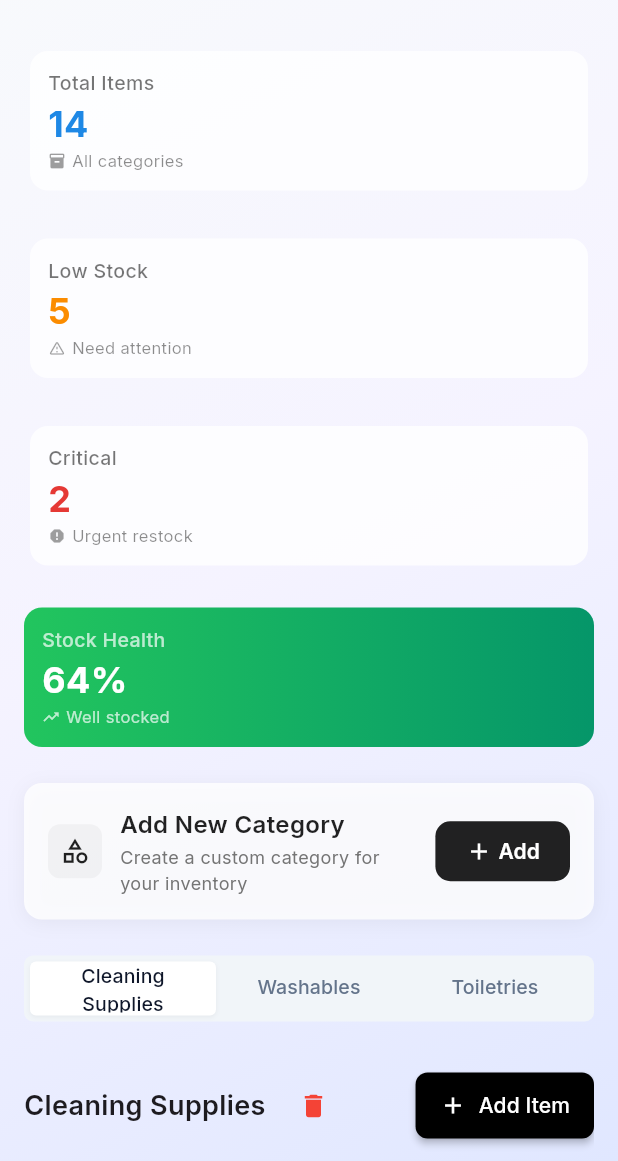
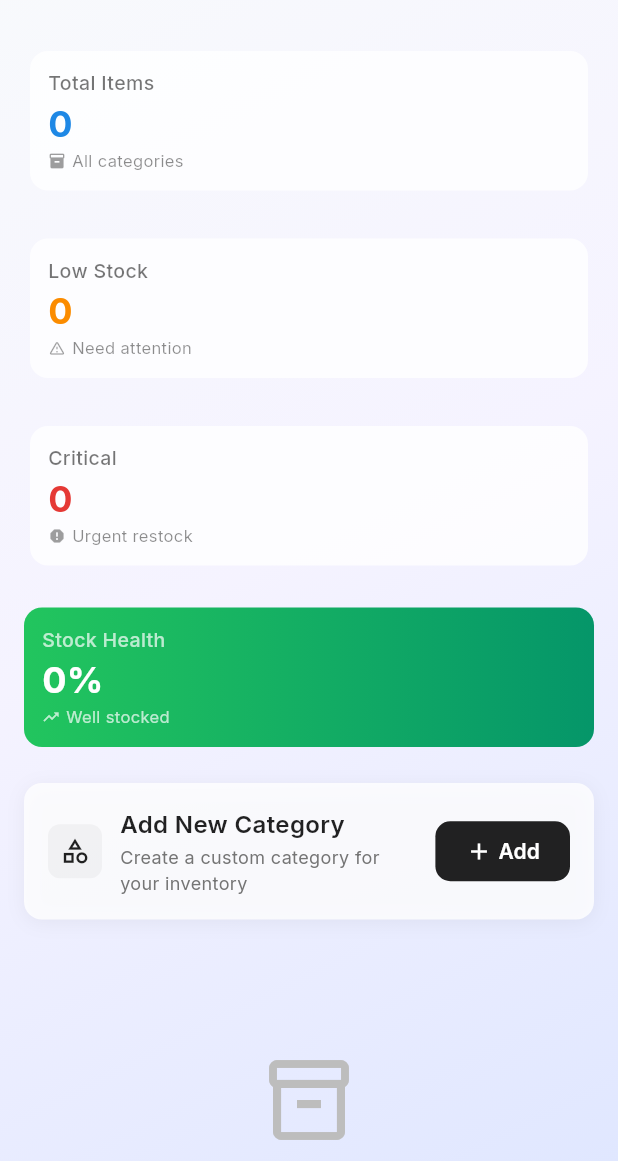
Before and after one commit to delgadjp/Raven-Nest, a Flutter app: the InventoryScreen screen opened by its route, on a phone screen of 412 x 824 dp, the part 75-1236 px from its top. Run offline on Flutter 3.47's test engine with Material 3 defaults, Android fonts, the phone set to English and light mode, and no system bars; our stand-ins replace fl_chart, go_router, google_fonts, supabase_flutter; accounts and stored records are empty.

Commit message:
feat: Update InventoryScreen and InventoryService to enhance inventory data loading and management

```diff
--- a/lib/constants/app_exports.dart
+++ b/lib/constants/app_exports.dart
@@ -89,3 +89,4 @@ export '/models/notification_model.dart';
 export '/services/supabase_service.dart';
 export '/services/dashboard_service.dart';
 export '/services/expenses_service.dart';
+export '/services/inventory_service.dart';
--- a/lib/screens/inventory_screen.dart
+++ b/lib/screens/inventory_screen.dart
@@ -25,12 +25,13 @@ class InventoryCategory {
 }
 
 class InventoryItem {
-  final int id;
+  final String id;
   final String name;
   final int quantity;
   final int minQuantity;
   final String unit;
   final String status; // 'good' | 'low' | 'critical'
+  final String categoryId;
 
   const InventoryItem({
     required this.id,
@@ -39,15 +40,17 @@ class InventoryItem {
     required this.minQuantity,
     required this.unit,
     required this.status,
+    required this.categoryId,
   });
 
   InventoryItem copyWith({
-    int? id,
+    String? id,
     String? name,
     int? quantity,
     int? minQuantity,
     String? unit,
     String? status,
+    String? categoryId,
   }) {
     return InventoryItem(
       id: id ?? this.id,
@@ -56,6 +59,7 @@ class InventoryItem {
       minQuantity: minQuantity ?? this.minQuantity,
       unit: unit ?? this.unit,
       status: status ?? this.status,
+      categoryId: categoryId ?? this.categoryId,
     );
   }
 }
@@ -68,44 +72,21 @@ class InventoryScreen extends StatefulWidget {
 }
 
 class _InventoryScreenState extends State<InventoryScreen> {
-  // Data organized by categories
-  List<InventoryCategory> categories = [
-    InventoryCategory(
-      id: 'cleaning',
-      name: 'Cleaning Supplies',
-      items: [
-        const InventoryItem(id: 1, name: 'All-Purpose Cleaner', quantity: 12, minQuantity: 5, unit: 'bottles', status: 'good'),
-        const InventoryItem(id: 2, name: 'Toilet Paper', quantity: 3, minQuantity: 8, unit: 'rolls', status: 'low'),
-        const InventoryItem(id: 3, name: 'Paper Towels', quantity: 15, minQuantity: 6, unit: 'rolls', status: 'good'),
-        const InventoryItem(id: 4, name: 'Disinfectant', quantity: 8, minQuantity: 4, unit: 'bottles', status: 'good'),
-        const InventoryItem(id: 5, name: 'Vacuum Bags', quantity: 1, minQuantity: 3, unit: 'pcs', status: 'critical'),
-      ],
-    ),
-    InventoryCategory(
-      id: 'washables',
-      name: 'Washables',
-      items: [
-        const InventoryItem(id: 1, name: 'Bath Towels', quantity: 20, minQuantity: 15, unit: 'pcs', status: 'good'),
-        const InventoryItem(id: 2, name: 'Hand Towels', quantity: 8, minQuantity: 12, unit: 'pcs', status: 'low'),
-        const InventoryItem(id: 3, name: 'Bed Sheets (Queen)', quantity: 16, minQuantity: 10, unit: 'sets', status: 'good'),
-        const InventoryItem(id: 4, name: 'Pillowcases', quantity: 25, minQuantity: 20, unit: 'pcs', status: 'good'),
-        const InventoryItem(id: 5, name: 'Blankets', quantity: 5, minQuantity: 8, unit: 'pcs', status: 'low'),
-      ],
-    ),
-    InventoryCategory(
-      id: 'toiletries',
-      name: 'Toiletries',
-      items: [
-        const InventoryItem(id: 1, name: 'Shampoo', quantity: 8, minQuantity: 5, unit: 'bottles', status: 'good'),
-        const InventoryItem(id: 2, name: 'Body Soap', quantity: 12, minQuantity: 8, unit: 'bars', status: 'good'),
-        const InventoryItem(id: 3, name: 'Toothbrushes', quantity: 2, minQuantity: 6, unit: 'pcs', status: 'critical'),
-        const InventoryItem(id: 4, name: 'Towel Freshener', quantity: 4, minQuantity: 3, unit: 'bottles', status: 'good'),
-      ],
-    ),
-  ];
+  List<InventoryCategory> categories = [];
+  int totalItems = 0;
+  int lowStockItems = 0;
+  int criticalItems = 0;
+  bool isLoading = true;
+  String? errorMessage;
 
   // Dialog inputs
   final TextEditingController _categoryNameCtrl = TextEditingController();
+
+  @override
+  void initState() {
+    super.initState();
+    _loadInventoryData();
+  }
 
   @override
   void dispose() {
@@ -113,40 +94,96 @@ class _InventoryScreenState extends State<InventoryScreen> {
     super.dispose();
   }
 
-  int get _totalItems => categories.fold(0, (sum, category) => sum + category.items.length);
+  Future<void> _loadInventoryData() async {
+    setState(() {
+      isLoading = true;
+      errorMessage = null;
+    });
 
-  int get _lowStockItems => categories
-      .expand((category) => category.items)
-      .where((item) => item.status == 'low' || item.status == 'critical')
-      .length;
+    try {
+      // Load inventory data concurrently
+      final results = await Future.wait([
+        InventoryService.getInventoryCategories(),
+        InventoryService.getInventoryItems(),
+        InventoryService.getInventorySummary(),
+      ]);
 
-  int get _criticalItems => categories
-      .expand((category) => category.items)
-      .where((item) => item.status == 'critical')
-      .length;
+      final categoriesData = results[0] as List<Map<String, dynamic>>;
+      final itemsData = results[1] as List<Map<String, dynamic>>;
+      final summaryData = results[2] as Map<String, int>;
 
-  String _statusFrom(int quantity, int minQuantity) {
-    if (quantity >= minQuantity) return 'good';
-    if (quantity <= (minQuantity * 0.3).floor()) return 'critical';
-    return 'low';
+      // Group items by category
+      final Map<String, List<InventoryItem>> itemsByCategory = {};
+
+      for (final item in itemsData) {
+        final formattedItem = InventoryService.formatInventoryItemForUI(item);
+        final categoryId = formattedItem['category_id'] as String;
+
+        if (!itemsByCategory.containsKey(categoryId)) {
+          itemsByCategory[categoryId] = [];
+        }
+
+        itemsByCategory[categoryId]!.add(InventoryItem(
+          id: formattedItem['id'],
+          name: formattedItem['name'],
+          quantity: formattedItem['current_stock'],
+          minQuantity: formattedItem['min_stock'],
+          unit: formattedItem['unit'],
+          status: formattedItem['status'],
+          categoryId: categoryId,
+        ));
+      }
+
+      setState(() {
+        categories = categoriesData.map((cat) {
+          final formattedCategory = InventoryService.formatInventoryCategoryForUI(cat);
+          return InventoryCategory(
+            id: formattedCategory['id'],
+            name: formattedCategory['name'],
+            items: itemsByCategory[formattedCategory['id']] ?? [],
+          );
+        }).toList();
+
+        totalItems = summaryData['totalItems'] ?? 0;
+        lowStockItems = summaryData['lowStockItems'] ?? 0;
+        criticalItems = summaryData['criticalItems'] ?? 0;
+        isLoading = false;
+      });
+    } catch (e) {
+      setState(() {
+        errorMessage = 'Error loading inventory data: $e';
+        isLoading = false;
+      });
+    }
   }
-
-  int _newIdFor(List<InventoryItem> list) =>
-      (list.isEmpty ? 0 : list.map((e) => e.id).reduce((a, b) => a > b ? a : b)) + 1;
 
   void _showAddCategoryDialog() {
     showDialog(
       context: context,
       builder: (context) => GenericFormDialog(
         config: DialogConfigurations.addCategory(
-          onAdd: (name) {
-            setState(() {
-              categories.add(InventoryCategory(
-                id: DateTime.now().millisecondsSinceEpoch.toString(),
-                name: name,
-                items: [],
-              ));
-            });
+          onAdd: (name) async {
+            final success = await InventoryService.addInventoryCategory(name);
+            if (success) {
+              _loadInventoryData(); // Reload data
+              if (mounted) {
+                ScaffoldMessenger.of(context).showSnackBar(
+                  const SnackBar(
+                    content: Text('Category added successfully'),
+                    backgroundColor: Colors.green,
+                  ),
+                );
+              }
+            } else {
+              if (mounted) {
+                ScaffoldMessenger.of(context).showSnackBar(
+                  const SnackBar(
+                    content: Text('Failed to add category'),
+                    backgroundColor: Colors.red,
+                  ),
+                );
+              }
+            }
           },
         ),
       ),
@@ -161,25 +198,35 @@ class _InventoryScreenState extends State<InventoryScreen> {
       builder: (context) => GenericFormDialog(
         config: DialogConfigurations.addItem(
           categoryName: category.name,
-          onAdd: (name, quantity, minQuantity, unit) {
-            final status = _statusFrom(quantity, minQuantity);
-            setState(() {
-              final categoryIndex = categories.indexWhere((cat) => cat.id == categoryId);
-              if (categoryIndex != -1) {
-                final updatedItems = [
-                  ...categories[categoryIndex].items,
-                  InventoryItem(
-                    id: _newIdFor(categories[categoryIndex].items),
-                    name: name,
-                    quantity: quantity,
-                    minQuantity: minQuantity,
-                    unit: unit,
-                    status: status,
+          onAdd: (name, quantity, minQuantity, unit) async {
+            final success = await InventoryService.addInventoryItem(
+              categoryId: categoryId,
+              name: name,
+              unit: unit,
+              currentStock: quantity,
+              minStock: minQuantity,
+            );
+
+            if (success) {
+              _loadInventoryData(); // Reload data
+              if (mounted) {
+                ScaffoldMessenger.of(context).showSnackBar(
+                  const SnackBar(
+                    content: Text('Item added successfully'),
+                    backgroundColor: Colors.green,
                   ),
-                ];
-                categories[categoryIndex] = categories[categoryIndex].copyWith(items: updatedItems);
+                );
               }
-            });
+            } else {
+              if (mounted) {
+                ScaffoldMessenger.of(context).showSnackBar(
+                  const SnackBar(
+                    content: Text('Failed to add item'),
+                    backgroundColor: Colors.red,
+                  ),
+                );
+              }
+            }
           },
         ),
       ),
@@ -188,6 +235,77 @@ class _InventoryScreenState extends State<InventoryScreen> {
 
   @override
   Widget build(BuildContext context) {
+    if (isLoading) {
+      return GradientBackground(
+        colors: const [
+          Color(0xFFF8FAFC),
+          Color(0xFFF5F3FF),
+          Color(0xFFE0E7FF),
+        ],
+        child: Column(
+          children: [
+            const NavigationWidget(),
+            const Expanded(
+              child: Center(
+                child: CircularProgressIndicator(),
+              ),
+            ),
+          ],
+        ),
+      );
+    }
+
+    if (errorMessage != null) {
+      return GradientBackground(
+        colors: const [
+          Color(0xFFF8FAFC),
+          Color(0xFFF5F3FF),
+          Color(0xFFE0E7FF),
+        ],
+        child: Column(
+          children: [
+            const NavigationWidget(),
+            Expanded(
+              child: Center(
+                child: Column(
+                  mainAxisAlignment: MainAxisAlignment.center,
+                  children: [
+                    Icon(
+                      Icons.error_outline,
+                      size: 64,
+                      color: Colors.red.shade400,
+                    ),
+                    const SizedBox(height: 16),
+                    Text(
+                      'Error loading inventory data',
+                      style: TextStyle(
+                        fontSize: 18,
+                        color: Colors.grey.shade600,
+                      ),
+                    ),
+                    const SizedBox(height: 8),
+                    Text(
+                      errorMessage!,
+                      style: TextStyle(
+                        fontSize: 14,
+                        color: Colors.grey.shade500,
+                      ),
+                      textAlign: TextAlign.center,
+                    ),
+                    const SizedBox(height: 16),
+                    ElevatedButton(
+                      onPressed: _loadInventoryData,
+                      child: const Text('Retry'),
+                    ),
+                  ],
+                ),
+              ),
+            ),
+          ],
+        ),
+      );
+    }
+
     return GradientBackground(
       colors: const [
         Color(0xFFF8FAFC),
@@ -210,30 +328,30 @@ class _InventoryScreenState extends State<InventoryScreen> {
                         children: [
                           SummaryCard(
                             title: 'Total Items',
-                            value: '$_totalItems',
+                            value: '$totalItems',
                             subtitle: 'All categories',
                             icon: Icons.inventory_2,
                             iconColor: Colors.blue.shade600,
                           ),
                           SummaryCard(
                             title: 'Low Stock',
-                            value: '$_lowStockItems',
+                            value: '$lowStockItems',
                             subtitle: 'Need attention',
                             icon: Icons.warning_amber_rounded,
                             iconColor: Colors.orange.shade600,
                           ),
                           SummaryCard(
                             title: 'Critical',
-                            value: '$_criticalItems',
+                            value: '$criticalItems',
                             subtitle: 'Urgent restock',
                             icon: Icons.report_rounded,
                             iconColor: Colors.red.shade600,
                           ),
                           SummaryGradientCard(
                             title: 'Stock Health',
-                            value: _totalItems == 0
+                            value: totalItems == 0
                               ? '0%'
-                              : '${(((_totalItems - _lowStockItems) / _totalItems) * 100).round()}%',
+                              : '${(((totalItems - lowStockItems) / totalItems) * 100).round()}%',
                             subtitle: 'Well stocked',
                           ),
                         ],
@@ -383,22 +501,8 @@ class _InventoryScreenState extends State<InventoryScreen> {
             category.name,
             category.id,
             category.items,
-            (itemId) {
-              setState(() {
-                final categoryIndex = categories.indexWhere((cat) => cat.id == category.id);
-                if (categoryIndex != -1) {
-                  final updatedItems = categories[categoryIndex].items
-                      .where((item) => item.id != itemId)
-                      .toList();
-                  categories[categoryIndex] = categories[categoryIndex].copyWith(items: updatedItems);
-                }
-              });
-            },
-            () {
-              setState(() {
-                categories.removeWhere((cat) => cat.id == category.id);
-              });
-            },
+            (itemId) => _deleteInventoryItem(itemId, category.id),
+            () => _deleteInventoryCategory(category.id),
           ),
         ).toList(),
       ),
@@ -409,7 +513,7 @@ class _InventoryScreenState extends State<InventoryScreen> {
     String title,
     String categoryId,
     List<InventoryItem> items,
-    void Function(int id) onDelete,
+    void Function(String id) onDelete,
     VoidCallback? onDeleteCategory,
   ) {
     return LayoutBuilder(
@@ -443,4 +547,54 @@ class _InventoryScreenState extends State<InventoryScreen> {
       },
     );
   }
+
+  Future<void> _deleteInventoryItem(String itemId, String categoryId) async {
+    final success = await InventoryService.deleteInventoryItem(itemId);
+
+    if (success) {
+      _loadInventoryData(); // Reload data
+      if (mounted) {
+        ScaffoldMessenger.of(context).showSnackBar(
+          const SnackBar(
+            content: Text('Item deleted successfully'),
+            backgroundColor: Colors.green,
+          ),
+        );
+      }
+    } else {
+      if (mounted) {
+        ScaffoldMessenger.of(context).showSnackBar(
+          const SnackBar(
+            content: Text('Failed to delete item'),
+            backgroundColor: Colors.red,
+          ),
+        );
+      }
+    }
+  }
+
+  Future<void> _deleteInventoryCategory(String categoryId) async {
+    final success = await InventoryService.deleteInventoryCategory(categoryId);
+
+    if (success) {
+      _loadInventoryData(); // Reload data
+      if (mounted) {
+        ScaffoldMessenger.of(context).showSnackBar(
+          const SnackBar(
+            content: Text('Category deleted successfully'),
+            backgroundColor: Colors.green,
+          ),
+        );
+      }
+    } else {
+      if (mounted) {
+        ScaffoldMessenger.of(context).showSnackBar(
+          const SnackBar(
+            content: Text('Failed to delete category. Make sure it has no items.'),
+            backgroundColor: Colors.red,
+          ),
+        );
+      }
+    }
+  }
 }
--- /dev/null
+++ b/lib/services/inventory_service.dart
@@ -0,0 +1,212 @@
+import 'supabase_service.dart';
+
+class InventoryService {
+  static final _client = SupabaseService.client;
+
+  // Get all inventory categories
+  static Future<List<Map<String, dynamic>>> getInventoryCategories() async {
+    try {
+      final response = await _client
+          .from('inventory_categories')
+          .select('*')
+          .order('name');
+
+      return List<Map<String, dynamic>>.from(response);
+    } catch (e) {
+      throw Exception('Failed to fetch inventory categories: $e');
+    }
+  }
+
+  // Get all inventory items with category information
+  static Future<List<Map<String, dynamic>>> getInventoryItems() async {
+    try {
+      final response = await _client
+          .from('inventory_items')
+          .select('''
+            *,
+            category:inventory_categories(
+              id,
+              name
+            )
+          ''')
+          .order('name');
+
+      return List<Map<String, dynamic>>.from(response);
+    } catch (e) {
+      throw Exception('Failed to fetch inventory items: $e');
+    }
+  }
+
+  // Get inventory items by category
+  static Future<List<Map<String, dynamic>>> getInventoryItemsByCategory(String categoryId) async {
+    try {
+      final response = await _client
+          .from('inventory_items')
+          .select('*')
+          .eq('category_id', categoryId)
+          .order('name');
+
+      return List<Map<String, dynamic>>.from(response);
+    } catch (e) {
+      throw Exception('Failed to fetch inventory items for category: $e');
+    }
+  }
+
+  // Get inventory summary data
+  static Future<Map<String, int>> getInventorySummary() async {
+    try {
+      final items = await getInventoryItems();
+
+      int totalItems = items.length;
+      int lowStockItems = 0;
+      int criticalItems = 0;
+
+      for (var item in items) {
+        final currentStock = item['current_stock'] as int? ?? 0;
+        final minStock = item['min_stock'] as int? ?? 0;
+
+        if (currentStock <= minStock) {
+          lowStockItems++;
+          // Critical if stock is 30% or less of minimum
+          if (currentStock <= (minStock * 0.3).floor()) {
+            criticalItems++;
+          }
+        }
+      }
+
+      return {
+        'totalItems': totalItems,
+        'lowStockItems': lowStockItems,
+        'criticalItems': criticalItems,
+      };
+    } catch (e) {
+      throw Exception('Failed to fetch inventory summary: $e');
+    }
+  }
+
+  // Add new inventory category
+  static Future<bool> addInventoryCategory(String name) async {
+    try {
+      await _client
+          .from('inventory_categories')
+          .insert({
+            'name': name,
+          });
+
+      return true;
+    } catch (e) {
+      print('Error adding inventory category: $e');
+      return false;
+    }
+  }
+
+  // Add new inventory item
+  static Future<bool> addInventoryItem({
+    required String categoryId,
+    required String name,
+    required String unit,
+    required int currentStock,
+    required int minStock,
+  }) async {
+    try {
+      await _client
+          .from('inventory_items')
+          .insert({
+            'category_id': categoryId,
+            'name': name,
+            'unit': unit,
+            'current_stock': currentStock,
+            'min_stock': minStock,
+          });
+
+      return true;
+    } catch (e) {
+      print('Error adding inventory item: $e');
+      return false;
+    }
+  }
+
+  // Update inventory item stock
+  static Future<bool> updateInventoryItemStock(String itemId, int newStock) async {
+    try {
+      await _client
+          .from('inventory_items')
+          .update({'current_stock': newStock})
+          .eq('id', itemId);
+
+      return true;
+    } catch (e) {
+      print('Error updating inventory item stock: $e');
+      return false;
+    }
+  }
+
+  // Delete inventory item
+  static Future<bool> deleteInventoryItem(String itemId) async {
+    try {
+      await _client
+          .from('inventory_items')
+          .delete()
+          .eq('id', itemId);
+
+      return true;
+    } catch (e) {
+      print('Error deleting inventory item: $e');
+      return false;
+    }
+  }
+
+  // Delete inventory category
+  static Future<bool> deleteInventoryCategory(String categoryId) async {
+    try {
+      // First check if category has items
+      final items = await getInventoryItemsByCategory(categoryId);
+      if (items.isNotEmpty) {
+        throw Exception('Cannot delete category with existing items');
+      }
+
+      await _client
+          .from('inventory_categories')
+          .delete()
+          .eq('id', categoryId);
+
+      return true;
+    } catch (e) {
+      print('Error deleting inventory category: $e');
+      return false;
+    }
+  }
+
+  // Helper method to determine stock status
+  static String getStockStatus(int currentStock, int minStock) {
+    if (currentStock >= minStock) return 'good';
+    if (currentStock <= (minStock * 0.3).floor()) return 'critical';
+    return 'low';
+  }
+
+  // Format inventory item for UI
+  static Map<String, dynamic> formatInventoryItemForUI(Map<String, dynamic> item) {
+    final currentStock = item['current_stock'] as int? ?? 0;
+    final minStock = item['min_stock'] as int? ?? 0;
+
+    return {
+      'id': item['id'],
+      'name': item['name'] ?? '',
+      'unit': item['unit'] ?? '',
+      'current_stock': currentStock,
+      'min_stock': minStock,
+      'status': getStockStatus(currentStock, minStock),
+      'category_id': item['category_id'],
+      'category_name': item['category']?['name'] ?? '',
+    };
+  }
+
+  // Format inventory category for UI
+  static Map<String, dynamic> formatInventoryCategoryForUI(Map<String, dynamic> category) {
+    return {
+      'id': category['id'],
+      'name': category['name'] ?? '',
+      'created_at': category['created_at'],
+    };
+  }
+}
```
